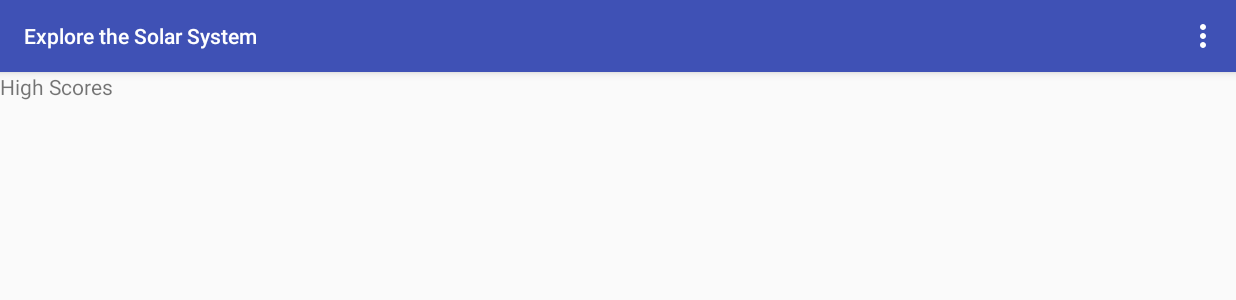
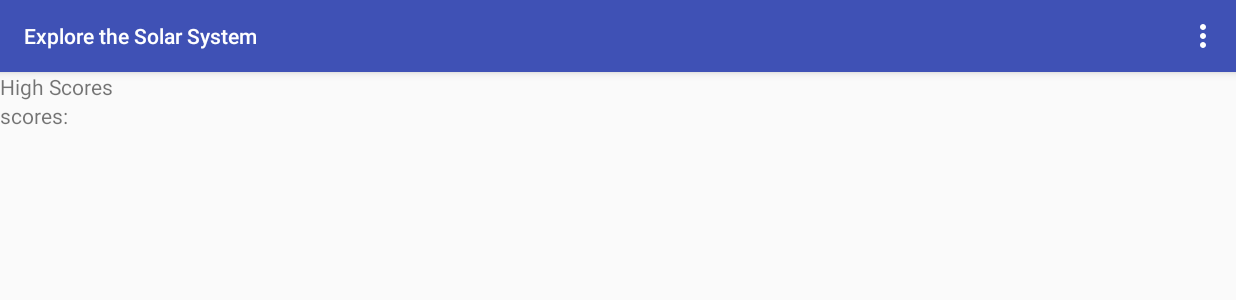
Before and after one commit to Kyle-Hess/SolarSystemEducationalApp, an Android app: the GameActivity screen opened directly, with no data from a screen before it, in the options menu, after a tap on "High Scores", on a phone screen of 824 x 412 dp (held sideways). Shown: the top 300 px of the screen. Run offline under Robolectric (Android 15) with nearby library versions, the phone set to English and light mode, and no system bars; pictures from the network do not load.

Commit message:
added: - scores save to a database. -cleaned up some code

```diff
--- a/app/src/main/java/com/example/kyle/solarsystemeducationalapp/GameActivity.java
+++ b/app/src/main/java/com/example/kyle/solarsystemeducationalapp/GameActivity.java
@@ -1,16 +1,16 @@
 package com.example.kyle.solarsystemeducationalapp;
 
 import android.content.ClipData;
+import android.content.ContentValues;
 import android.content.Context;
 import android.content.Intent;
 import android.content.SharedPreferences;
+import android.database.sqlite.SQLiteDatabase;
 import android.graphics.Color;
 import android.hardware.Sensor;
 import android.hardware.SensorEvent;
 import android.hardware.SensorEventListener;
 import android.hardware.SensorManager;
-import android.media.AudioManager;
-import android.media.SoundPool;
 import android.os.CountDownTimer;
 import android.support.v7.app.AppCompatActivity;
 import android.os.Bundle;
@@ -33,19 +33,15 @@ public class GameActivity extends AppCompatActivity implements SensorEventListen
     private int score;
     private SensorManager senSensorManager;
     private Sensor senAccelerometer;
-    public String textX, textY, textZ;
 
     float x, y;
 
     RelativeLayout relativeGame;
     TextView currentScore, timer, tfQuizText;
-    ImageView mercuryTarget, venusTarget, earthTarget, marsTarget, jupiterTarget, saturnTarget, uranusTarget, neptuneTarget,
-            mercury, venus, earth, mars, jupiter, saturn, uranus, neptune;
+    ImageView mercuryTarget, venusTarget, earthTarget, marsTarget, jupiterTarget, saturnTarget, uranusTarget, neptuneTarget, plutoTarget,
+            mercury, venus, earth, mars, jupiter, saturn, uranus, neptune, pluto;
 
-    boolean pressed = false;
     private boolean tfAnswer;
-    private boolean userChoice;
-    private SoundPool sp;
 
     SharedPreferences prefs;
     private int setTime = 30000;
@@ -53,9 +49,11 @@ public class GameActivity extends AppCompatActivity implements SensorEventListen
     private CountDownTimer countDownTimer;
     private SoundManager soundManager;
     private int planetCorrect, endingSound;
+    private boolean sound;
+    private ScoresDAOHelper scoresDAO;
 
     //// TODO: 10/05/2017 implement high scores database.
-//// TODO: 10/05/2017 implement sound
+//// TODO: 10/05/2017 implement more sounds (planet incorrect)
     @Override
     protected void onCreate(Bundle savedInstanceState) {
         super.onCreate(savedInstanceState);
@@ -64,6 +62,7 @@ public class GameActivity extends AppCompatActivity implements SensorEventListen
                 WindowManager.LayoutParams.FLAG_FULLSCREEN);
 
         setContentView(R.layout.activity_game);
+        scoresDAO = new ScoresDAOHelper(this);
 
         relativeGame = (RelativeLayout) findViewById(R.id.relativeGame);
 
@@ -73,6 +72,7 @@ public class GameActivity extends AppCompatActivity implements SensorEventListen
 
         prefs = getSharedPreferences("prefs", MODE_PRIVATE);
         idxDifficulty = prefs.getInt("prefRadio", 0);
+        sound = prefs.getBoolean("prefAudio", true);
 
         soundManager = new SoundManager(this);
         planetCorrect = soundManager.addSound(R.raw.messenger_notification_sounds);
@@ -86,6 +86,7 @@ public class GameActivity extends AppCompatActivity implements SensorEventListen
         saturnTarget = (ImageView) findViewById(R.id.saturnBlank);
         uranusTarget = (ImageView) findViewById(R.id.uranusBlank);
         neptuneTarget = (ImageView) findViewById(R.id.neptuneBlank);
+        plutoTarget = (ImageView) findViewById(R.id.pluto_blank);
 
         mercury = (ImageView) findViewById(R.id.mercury);
         venus = (ImageView) findViewById(R.id.venus);
@@ -95,6 +96,7 @@ public class GameActivity extends AppCompatActivity implements SensorEventListen
         saturn = (ImageView) findViewById(R.id.saturn);
         uranus = (ImageView) findViewById(R.id.uranus);
         neptune = (ImageView) findViewById(R.id.neptune);
+        pluto = (ImageView) findViewById(R.id.pluto);
 
         //listeners
         mercuryTarget.setOnDragListener(dragListener);
@@ -105,6 +107,7 @@ public class GameActivity extends AppCompatActivity implements SensorEventListen
         saturnTarget.setOnDragListener(dragListener);
         uranusTarget.setOnDragListener(dragListener);
         neptuneTarget.setOnDragListener(dragListener);
+        plutoTarget.setOnDragListener(dragListener);
 
         //mercury.setOnLongClickListener(longClickListener);
         mercury.setOnTouchListener(new ChoiceTouchListener());
@@ -115,11 +118,10 @@ public class GameActivity extends AppCompatActivity implements SensorEventListen
         saturn.setOnTouchListener(new ChoiceTouchListener());
         uranus.setOnTouchListener(new ChoiceTouchListener());
         neptune.setOnTouchListener(new ChoiceTouchListener());
+        pluto.setOnTouchListener(new ChoiceTouchListener());
 
         getRandomQuestion();
-
         confirmDifficulty();
-
         startTimer();
 
         senSensorManager = (SensorManager) getSystemService(Context.SENSOR_SERVICE);
@@ -199,7 +201,7 @@ public class GameActivity extends AppCompatActivity implements SensorEventListen
         }
     }
 
-    //// TODO: 5/05/2017 add mini T/F quiz game for bonus points. Use accelerometer left true, right false.
+    //// TODO: Fix accelerometer sensitivity for quiz  left true, right false.
     private final class ChoiceTouchListener implements View.OnTouchListener {
 
         @Override
@@ -221,8 +223,6 @@ public class GameActivity extends AppCompatActivity implements SensorEventListen
             int dragEvent = event.getAction();
             final View view = (View) event.getLocalState();
 
-            //testTime = true;
-
             switch (dragEvent) {
                 case DragEvent.ACTION_DRAG_ENTERED:
                     break;
@@ -232,7 +232,7 @@ public class GameActivity extends AppCompatActivity implements SensorEventListen
                     if (view.getId() == R.id.mercury && v.getId() == R.id.mercuryBlank) {
                         mercuryTarget.setImageResource(R.drawable.mercury);
                         mercury.setVisibility(View.GONE);
-                        soundManager.play(planetCorrect);
+                        playCorrectSound();
                         score += 10;
                         Toast.makeText(GameActivity.this, "dropped", Toast.LENGTH_SHORT).show();
                         updateScore(score);
@@ -240,7 +240,7 @@ public class GameActivity extends AppCompatActivity implements SensorEventListen
                     } else if (view.getId() == R.id.venus && v.getId() == R.id.venusBlank) {
                         venusTarget.setImageResource(R.drawable.venus);
                         venus.setVisibility(View.GONE);
-                        soundManager.play(planetCorrect);
+                        playCorrectSound();
                         score += 10;
                         Toast.makeText(GameActivity.this, "dropped", Toast.LENGTH_SHORT).show();
                         updateScore(score);
@@ -248,7 +248,7 @@ public class GameActivity extends AppCompatActivity implements SensorEventListen
                     } else if (view.getId() == R.id.earth && v.getId() == R.id.earthBlank) {
                         earthTarget.setImageResource(R.drawable.earth);
                         earth.setVisibility(View.GONE);
-                        soundManager.play(planetCorrect);
+                        playCorrectSound();
                         score += 10;
                         Toast.makeText(GameActivity.this, "dropped", Toast.LENGTH_SHORT).show();
                         updateScore(score);
@@ -256,7 +256,7 @@ public class GameActivity extends AppCompatActivity implements SensorEventListen
                     } else if (view.getId() == R.id.mars && v.getId() == R.id.marsBlank) {
                         marsTarget.setImageResource(R.drawable.mars);
                         mars.setVisibility(View.GONE);
-                        soundManager.play(planetCorrect);
+                        playCorrectSound();
                         score += 10;
                         Toast.makeText(GameActivity.this, "dropped", Toast.LENGTH_SHORT).show();
                         updateScore(score);
@@ -264,7 +264,7 @@ public class GameActivity extends AppCompatActivity implements SensorEventListen
                     } else if (view.getId() == R.id.jupiter && v.getId() == R.id.jupiterBlank) {
                         jupiterTarget.setImageResource(R.drawable.jupiter);
                         jupiter.setVisibility(View.GONE);
-                        soundManager.play(planetCorrect);
+                        playCorrectSound();
                         score += 10;
                         Toast.makeText(GameActivity.this, "dropped", Toast.LENGTH_SHORT).show();
                         updateScore(score);
@@ -272,7 +272,7 @@ public class GameActivity extends AppCompatActivity implements SensorEventListen
                     } else if (view.getId() == R.id.saturn && v.getId() == R.id.saturnBlank) {
                         saturnTarget.setImageResource(R.drawable.saturn);
                         saturn.setVisibility(View.GONE);
-                        soundManager.play(planetCorrect);
+                        playCorrectSound();
                         score += 10;
                         Toast.makeText(GameActivity.this, "dropped", Toast.LENGTH_SHORT).show();
                         updateScore(score);
@@ -280,7 +280,7 @@ public class GameActivity extends AppCompatActivity implements SensorEventListen
                     } else if (view.getId() == R.id.uranus && v.getId() == R.id.uranusBlank) {
                         uranusTarget.setImageResource(R.drawable.uranus);
                         uranus.setVisibility(View.GONE);
-                        soundManager.play(planetCorrect);
+                        playCorrectSound();
                         score += 10;
                         Toast.makeText(GameActivity.this, "dropped", Toast.LENGTH_SHORT).show();
                         updateScore(score);
@@ -288,7 +288,15 @@ public class GameActivity extends AppCompatActivity implements SensorEventListen
                     } else if (view.getId() == R.id.neptune && v.getId() == R.id.neptuneBlank) {
                         neptuneTarget.setImageResource(R.drawable.neptune);
                         neptune.setVisibility(View.GONE);
-                        soundManager.play(planetCorrect);
+                        playCorrectSound();
+                        score += 10;
+                        Toast.makeText(GameActivity.this, "dropped", Toast.LENGTH_SHORT).show();
+                        updateScore(score);
+
+                    } else if (view.getId() == R.id.pluto && v.getId() == R.id.pluto_blank) {
+                        plutoTarget.setImageResource(R.drawable.pluto);
+                        pluto.setVisibility(View.GONE);
+                        playCorrectSound();
                         score += 10;
                         Toast.makeText(GameActivity.this, "dropped", Toast.LENGTH_SHORT).show();
                         updateScore(score);
@@ -296,7 +304,6 @@ public class GameActivity extends AppCompatActivity implements SensorEventListen
                     } else {
                         score -= 5;
                         updateScore(score);
-
                     }
                     break;
             }
@@ -304,45 +311,43 @@ public class GameActivity extends AppCompatActivity implements SensorEventListen
         }
     };
 
+    private void playCorrectSound() {
+        if (sound) {
+            soundManager.play(planetCorrect);
+        }
+    }
+
     private void updateScore(int score) {
         currentScore.setText(String.valueOf(score));
     }
 
     private void startTimer() {
-
         countDownTimer = new CountDownTimer(setTime, 1000) {
 
             public void onTick(long millisUntilFinished) {
                 timer.setText("" + millisUntilFinished / 1000);
-//                if (millisUntilFinished/1000 == 15){
-//                    soundManager.play(endingSound);
-//                }
             }
 
-
             public void onFinish() {
+                addScore(String.valueOf(score));
 
                 timer.setText("done!");
                 Intent intent = new Intent(GameActivity.this, GameOver.class);
                 intent.putExtra("score", score);
                 startActivity(intent);
-                soundManager.play(endingSound);
+                if (sound) {
+                    soundManager.play(endingSound);
+                }
             }
         }.start();
     }
 
-
-//    View.OnLongClickListener longClickListener = new View.OnLongClickListener(){
-//        @Override
-//        public boolean onLongClick(View v) {
-//
-//            ClipData data = ClipData.newPlainText("","");
-//            View.DragShadowBuilder myShadowBuilder = new View.DragShadowBuilder();
-//            v.startDrag(data,myShadowBuilder,v,0);
-//            //v.startDragAndDrop(data,myShadowBuilder,v,0);
-//            return true;
-//        }
-//    };
+    public void addScore(String score) {
+        SQLiteDatabase db = scoresDAO.getWritableDatabase();
+        ContentValues contentValues = new ContentValues();
+        contentValues.put("value", score);
+        db.insert("scores", null, contentValues);
+    }
 
     @Override
     public boolean onCreateOptionsMenu(Menu menu) {
@@ -380,7 +385,6 @@ public class GameActivity extends AppCompatActivity implements SensorEventListen
         return true;
     }
 
-
     @Override
     public void onAccuracyChanged(Sensor sensor, int accuracy) {
 
--- a/app/src/main/java/com/example/kyle/solarsystemeducationalapp/HighScoresActivity.java
+++ b/app/src/main/java/com/example/kyle/solarsystemeducationalapp/HighScoresActivity.java
@@ -1,6 +1,8 @@
 package com.example.kyle.solarsystemeducationalapp;
 
 import android.content.Intent;
+import android.database.Cursor;
+import android.database.sqlite.SQLiteOpenHelper;
 import android.support.v7.app.AppCompatActivity;
 import android.os.Bundle;
 import android.view.Menu;
@@ -8,12 +10,11 @@ import android.view.MenuInflater;
 import android.view.MenuItem;
 import android.view.Window;
 import android.view.WindowManager;
-import android.widget.Toast;
+import android.widget.TextView;
 
 public class HighScoresActivity extends AppCompatActivity {
 
-    private SoundManager soundManager;
-    private int endingSound;
+    private SQLiteOpenHelper scoresDAO;
 
     @Override
     protected void onCreate(Bundle savedInstanceState) {
@@ -23,9 +24,26 @@ public class HighScoresActivity extends AppCompatActivity {
                 WindowManager.LayoutParams.FLAG_FULLSCREEN);
         setContentView(R.layout.activity_high_scores);
 
+        scoresDAO = new ScoresDAOHelper(this);
+        updateScore();
 
     }
+//// TODO: 16/05/2017 Show the top 5 scores. add date of high score
+    private void updateScore() {
+        Cursor cursor = scoresDAO.getReadableDatabase()
+                .rawQuery("select * from scores", null);
+        StringBuilder builder = new StringBuilder();
+        builder.append("scores: ");
+        while (cursor.moveToNext()) {
+            System.out.println("id: " + cursor.getString(0)
+                    + " value: " + cursor.getString(1));
+            builder.append(cursor.getString(1)).append(" ");
+        }
+        cursor.close();
 
+        TextView scoreView = (TextView) findViewById(R.id.scoreView);
+        scoreView.setText(builder.toString().trim());
+    }
 
     @Override
     public boolean onCreateOptionsMenu(Menu menu) {
--- /dev/null
+++ b/app/src/main/java/com/example/kyle/solarsystemeducationalapp/ScoresDAOHelper.java
@@ -0,0 +1,36 @@
+package com.example.kyle.solarsystemeducationalapp;
+
+import android.content.Context;
+import android.database.sqlite.SQLiteDatabase;
+import android.database.sqlite.SQLiteOpenHelper;
+
+/**
+ * Created by Kyle on 16/05/2017.
+ */
+
+public class ScoresDAOHelper extends SQLiteOpenHelper {
+
+    private static final int VERSION = 1;
+    private Context context;
+
+    ScoresDAOHelper(Context context) {
+        super(context, "scores.db", null, VERSION);
+        this.context = context;
+    }
+
+    @Override
+    public void onCreate(SQLiteDatabase db) {
+        db.execSQL(context.getString(R.string.create_table, "scores", "value"));
+    }
+
+    @Override
+    public void onUpgrade(SQLiteDatabase db, int oldVersion, int newVersion) {
+        db.execSQL(context.getString(R.string.delete_table, "scores"));
+        onCreate(db);
+    }
+
+    @Override
+    public void onDowngrade(SQLiteDatabase db, int oldVersion, int newVersion) {
+        onUpgrade(db, oldVersion, newVersion);
+    }
+}
--- a/app/src/main/java/com/example/kyle/solarsystemeducationalapp/SoundManager.java
+++ b/app/src/main/java/com/example/kyle/solarsystemeducationalapp/SoundManager.java
@@ -8,6 +8,12 @@ import static android.content.Context.MODE_PRIVATE;
 
 /**
  * Created by Kyle on 10/05/2017.
+ */
+
+/*
+ sound effects:
+  https://www.freesound.org/people/zzwerty/sounds/315878/
+  https://www.freesound.org/people/ERH/sounds/30306/
  */
 
 public class SoundManager {
--- a/app/src/main/res/layout/activity_high_scores.xml
+++ b/app/src/main/res/layout/activity_high_scores.xml
@@ -1,9 +1,10 @@
 <?xml version="1.0" encoding="utf-8"?>
-<android.support.constraint.ConstraintLayout xmlns:android="http://schemas.android.com/apk/res/android"
+<LinearLayout xmlns:android="http://schemas.android.com/apk/res/android"
     xmlns:app="http://schemas.android.com/apk/res-auto"
     xmlns:tools="http://schemas.android.com/tools"
     android:layout_width="match_parent"
     android:layout_height="match_parent"
+    android:orientation="vertical"
     tools:context="com.example.kyle.solarsystemeducationalapp.HighScoresActivity">
 
     <TextView
@@ -13,4 +14,12 @@
         android:text="High Scores"
         tools:layout_editor_absoluteX="155dp"
         tools:layout_editor_absoluteY="16dp" />
-</android.support.constraint.ConstraintLayout>
+
+    <TextView
+        android:id="@+id/scoreView"
+        android:layout_width="wrap_content"
+        android:layout_height="wrap_content"
+        android:text="TextView"
+        tools:layout_editor_absoluteX="163dp"
+        tools:layout_editor_absoluteY="111dp" />
+</LinearLayout>
--- a/app/src/main/res/layout/activity_main.xml
+++ b/app/src/main/res/layout/activity_main.xml
@@ -14,7 +14,8 @@
 
     <HorizontalScrollView
         android:layout_width="match_parent"
-        android:layout_height="wrap_content">
+        android:layout_height="wrap_content"
+        android:layout_alignParentTop="true">
 
         <LinearLayout
             android:layout_width="wrap_content"
--- a/app/src/main/res/layout/activity_settings.xml
+++ b/app/src/main/res/layout/activity_settings.xml
@@ -32,7 +32,7 @@
             android:layout_width="wrap_content"
             android:layout_height="wrap_content"
             android:layout_marginBottom="10sp"
-            android:splitTrack="false"
+            android:checked="true"
             android:text=" Music On/Off"
             android:textColor="@android:color/background_light"
             tools:checked="true"
@@ -49,7 +49,8 @@
         <RadioGroup
             android:id="@+id/difficulty"
             android:layout_width="match_parent"
-            android:layout_height="wrap_content">
+            android:layout_height="wrap_content"
+            android:checkedButton="@+id/difficultyRegular">
 
             <RadioButton
                 android:id="@+id/difficultyEasy"
--- a/app/src/main/res/values/strings.xml
+++ b/app/src/main/res/values/strings.xml
@@ -1,5 +1,6 @@
 <resources>
     <string name="app_name">Explore the Solar System</string>
+    <string name="title_activity_game">GameActivity</string>
 
     <string name="play_button">Play Game</string>
     <string name="high_scores">High Scores</string>
@@ -21,6 +22,9 @@
     <string name="saturn">Saturn</string>
     <string name="uranus">Uranus</string>
     <string name="neptune">Neptune</string>
+
+    <string name="create_table">CREATE TABLE %1$s (_id INTEGER PRIMARY KEY, %2$s TEXT)</string>
+    <string name="delete_table">DROP TABLE IF EXISTS %1$s</string>
 
 
     <!-- Strings related to Settings -->
@@ -94,5 +98,5 @@
     <string name="pref_ringtone_silent">Silent</string>
 
     <string name="pref_title_vibrate">Vibrate</string>
-    <string name="title_activity_game">GameActivity</string>
+
 </resources>
```
Also changed, not shown: app/src/main/AndroidManifest.xml (+12 -3 lines), app/src/main/java/com/example/kyle/solarsystemeducationalapp/SettingsActivity.java (+24 -8 lines), app/src/main/res/layout/activity_game.xml (+61 -46 lines), app/src/main/res/layout/video_background.xml (+7 -6 lines), app/src/main/res/drawable/pluto.png.
